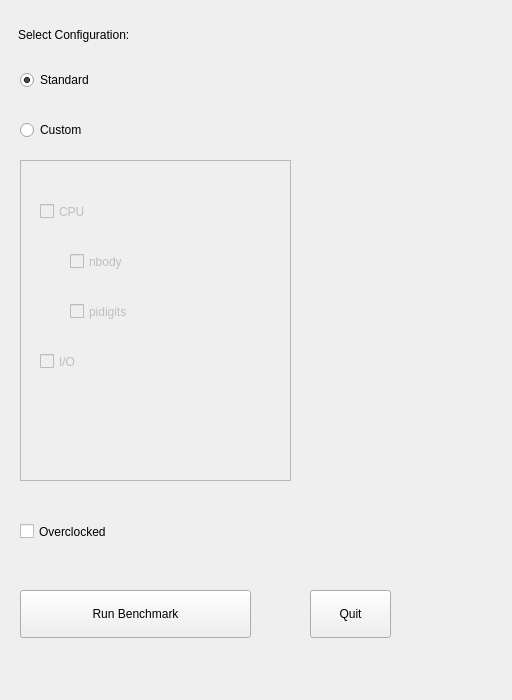
Old version of the form guistructure/configwindow.ui in the repository mguid65/OpenSystemBench.
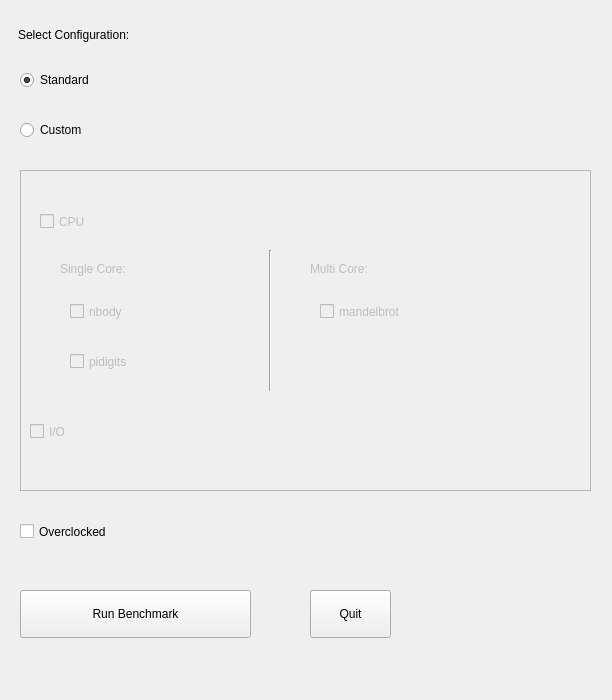
New version of the form.

The edit to the form file:
```diff
--- a/guistructure/configwindow.ui
+++ b/guistructure/configwindow.ui
@@ -6,19 +6,19 @@
    <rect>
     <x>0</x>
     <y>0</y>
-    <width>512</width>
+    <width>612</width>
     <height>700</height>
    </rect>
   </property>
   <property name="minimumSize">
    <size>
-    <width>512</width>
+    <width>612</width>
     <height>700</height>
    </size>
   </property>
   <property name="maximumSize">
    <size>
-    <width>512</width>
+    <width>612</width>
     <height>700</height>
    </size>
   </property>
@@ -78,8 +78,8 @@
     <property name="geometry">
      <rect>
       <x>20</x>
-      <y>160</y>
-      <width>271</width>
+      <y>170</y>
+      <width>571</width>
       <height>321</height>
      </rect>
     </property>
@@ -93,7 +93,7 @@
      <property name="geometry">
       <rect>
        <x>50</x>
-       <y>130</y>
+       <y>170</y>
        <width>170</width>
        <height>43</height>
       </rect>
@@ -108,8 +108,8 @@
      </property>
      <property name="geometry">
       <rect>
-       <x>20</x>
-       <y>180</y>
+       <x>10</x>
+       <y>240</y>
        <width>85</width>
        <height>43</height>
       </rect>
@@ -153,7 +153,7 @@
      <property name="geometry">
       <rect>
        <x>50</x>
-       <y>80</y>
+       <y>120</y>
        <width>124</width>
        <height>43</height>
       </rect>
@@ -162,6 +162,67 @@
       <string>nbody</string>
      </property>
     </widget>
+    <widget class="QLabel" name="single">
+     <property name="enabled">
+      <bool>false</bool>
+     </property>
+     <property name="geometry">
+      <rect>
+       <x>40</x>
+       <y>80</y>
+       <width>171</width>
+       <height>37</height>
+      </rect>
+     </property>
+     <property name="text">
+      <string>Single Core:</string>
+     </property>
+    </widget>
+    <widget class="QLabel" name="multi">
+     <property name="enabled">
+      <bool>false</bool>
+     </property>
+     <property name="geometry">
+      <rect>
+       <x>290</x>
+       <y>80</y>
+       <width>151</width>
+       <height>37</height>
+      </rect>
+     </property>
+     <property name="text">
+      <string>Multi Core:</string>
+     </property>
+    </widget>
+    <widget class="QCheckBox" name="mandelbrot">
+     <property name="enabled">
+      <bool>false</bool>
+     </property>
+     <property name="geometry">
+      <rect>
+       <x>300</x>
+       <y>120</y>
+       <width>201</width>
+       <height>43</height>
+      </rect>
+     </property>
+     <property name="text">
+      <string>mandelbrot</string>
+     </property>
+    </widget>
+    <widget class="Line" name="line">
+     <property name="geometry">
+      <rect>
+       <x>240</x>
+       <y>80</y>
+       <width>21</width>
+       <height>141</height>
+      </rect>
+     </property>
+     <property name="orientation">
+      <enum>Qt::Vertical</enum>
+     </property>
+    </widget>
    </widget>
    <widget class="QPushButton" name="run_button">
     <property name="geometry">
```
Left out of the diff: 2 changed lines with no effect on the pictures.
